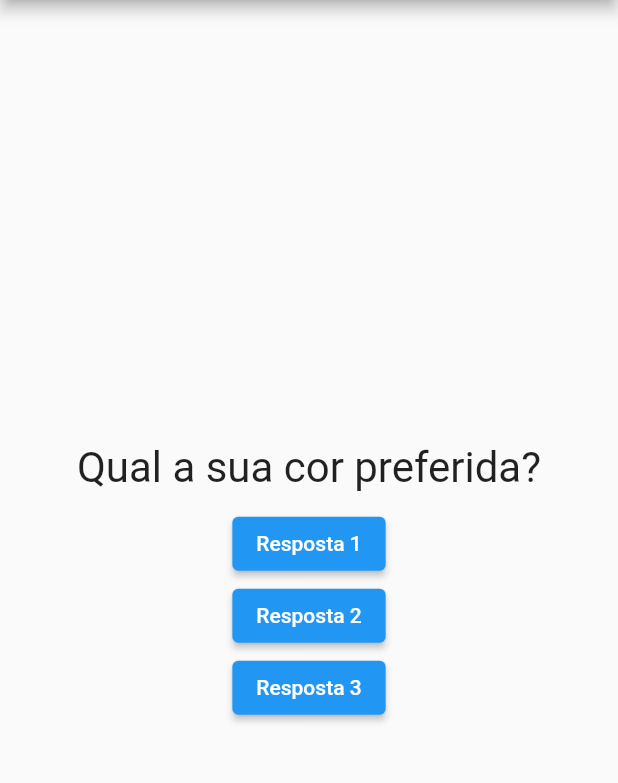
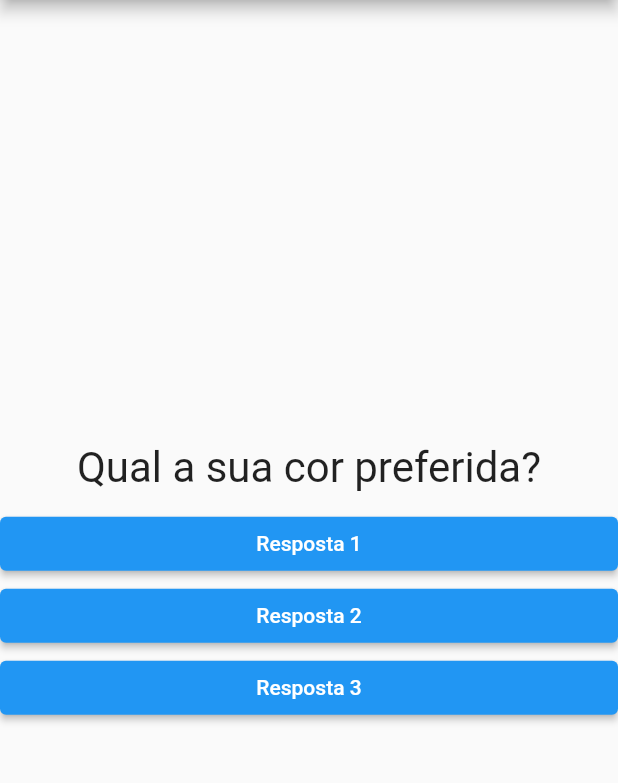
Before and after one commit to Felipe-Falcao/mobile-quiz-app, a Flutter app: the screen it shows after launch, on a phone screen of 412 x 824 dp, the part 84-867 px from its top. Run offline on Flutter 3.47's test engine with Material 2 defaults, Android fonts, the phone set to English and light mode, and no system bars.

```diff
--- a/lib/main.dart
+++ b/lib/main.dart
@@ -1,4 +1,5 @@
 import 'package:flutter/material.dart';
+import 'package:projeto_perguntas/resposta.dart';
 import './questao.dart';
 
 void main() => runApp(Perguntas());
@@ -48,9 +49,9 @@ class _PerguntasAppState extends State<PerguntasApp> {
           mainAxisAlignment: MainAxisAlignment.center,
           children: [
             Questao(perguntas[_perguntaSelecionada]),
-            ElevatedButton(child: Text("Resposta 1"), onPressed: _responder),
-            ElevatedButton(child: Text("Resposta 2"), onPressed: _responder),
-            ElevatedButton(child: Text("Resposta 3"), onPressed: _responder),
+            Resposta("Resposta 1", _responder),
+            Resposta("Resposta 2", _responder),
+            Resposta("Resposta 3", _responder),
           ],
         ),
       ),
--- /dev/null
+++ b/lib/resposta.dart
@@ -0,0 +1,25 @@
+import 'package:flutter/material.dart';
+
+class Resposta extends StatelessWidget {
+  final String buttonTitle;
+  final void Function() quandoSelecionado;
+
+  Resposta(this.buttonTitle, this.quandoSelecionado);
+
+  @override
+  Widget build(BuildContext context) {
+    return Container(
+      width: double.infinity,
+      child: ElevatedButton(
+        style: ButtonStyle(
+          backgroundColor: MaterialStateProperty.all<Color>(Colors.blue),
+        ),
+        child: Text(
+          buttonTitle,
+          style: TextStyle(color: Colors.white),
+        ),
+        onPressed: quandoSelecionado,
+      ),
+    );
+  }
+}
```
